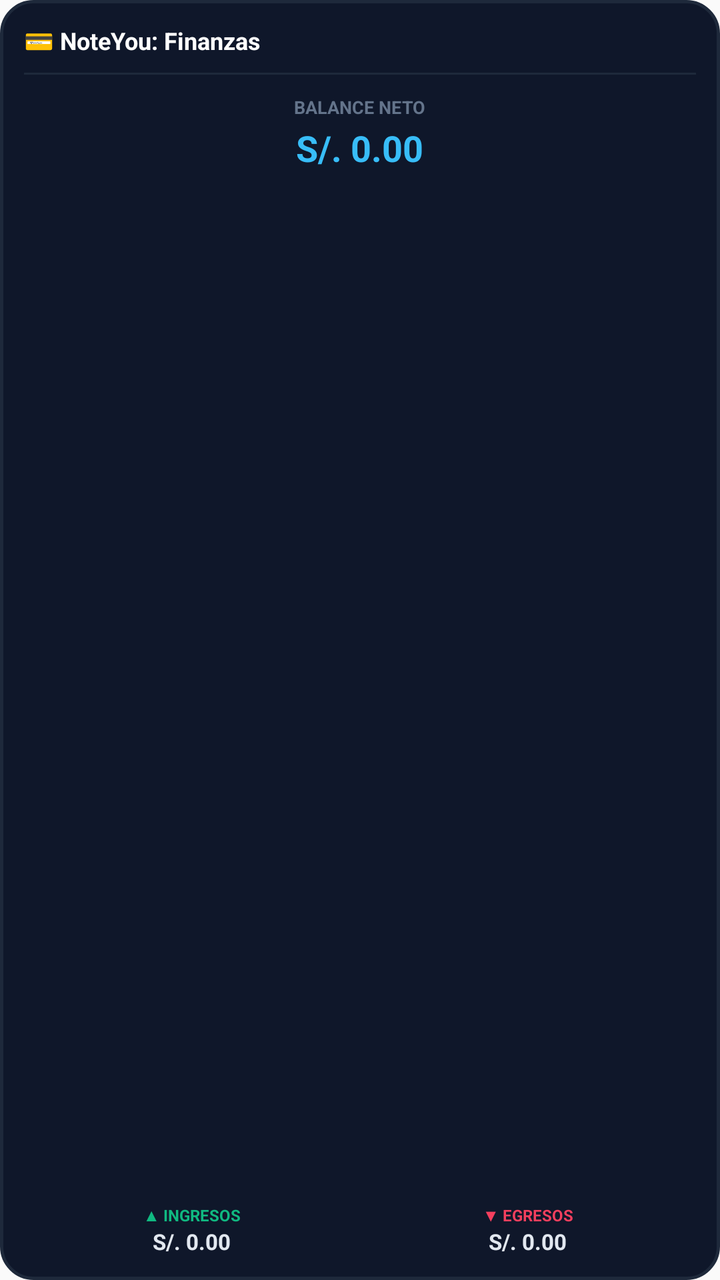
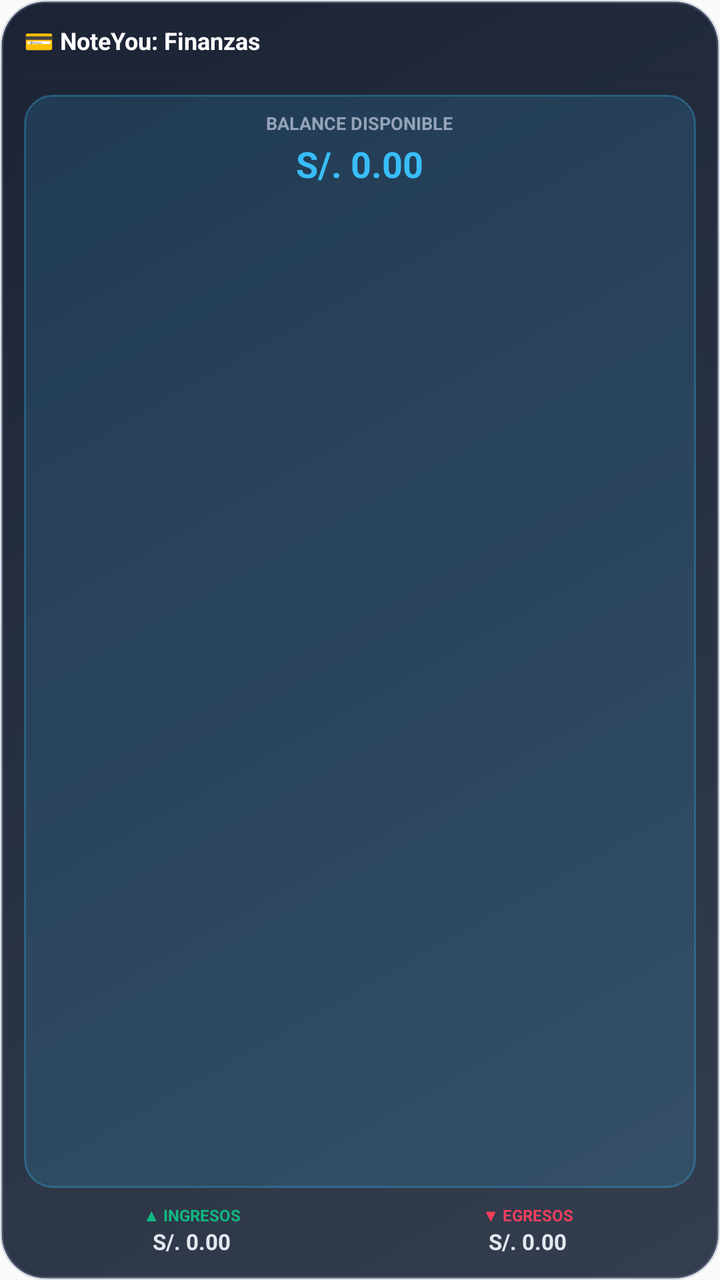

An Android layout rendered at two revisions. The XML below is the earlier revision; the diff shows what the commit changed to produce the second picture.
<!-- AndroidManifest.xml: application theme AppTheme -->
<!-- res/layout/widget_expenses.xml -->
<?xml version="1.0" encoding="utf-8"?>
<LinearLayout xmlns:android="http://schemas.android.com/apk/res/android"
    android:layout_width="match_parent"
    android:layout_height="match_parent"
    android:background="@drawable/widget_bg"
    android:orientation="vertical"
    android:padding="12dp">

    
    <TextView
        android:layout_width="match_parent"
        android:layout_height="wrap_content"
        android:text="💳 NoteYou: Finanzas"
        android:textColor="#ffffff"
        android:textSize="12sp"
        android:textStyle="bold"
        android:layout_marginBottom="8dp" />

    
    <ImageView
        android:layout_width="match_parent"
        android:layout_height="1dp"
        android:background="#1e293b"
        android:layout_marginBottom="10dp" />

    
    <LinearLayout
        android:layout_width="match_parent"
        android:layout_height="wrap_content"
        android:orientation="vertical"
        android:gravity="center_horizontal"
        android:layout_weight="1"
        android:layout_marginBottom="6dp">

        <TextView
            android:layout_width="wrap_content"
            android:layout_height="wrap_content"
            android:text="BALANCE NETO"
            android:textColor="#64748b"
            android:textSize="9sp"
            android:textStyle="bold" />

        <TextView
            android:id="@+id/widget_expenses_balance"
            android:layout_width="wrap_content"
            android:layout_height="wrap_content"
            android:text="S/. 0.00"
            android:textColor="#38bdf8"
            android:textSize="18sp"
            android:textStyle="bold"
            android:layout_marginTop="2dp" />
    </LinearLayout>

    
    <LinearLayout
        android:layout_width="match_parent"
        android:layout_height="wrap_content"
        android:orientation="horizontal"
        android:weightSum="2">

        
        <LinearLayout
            android:layout_width="0dp"
            android:layout_height="wrap_content"
            android:layout_weight="1"
            android:orientation="vertical"
            android:gravity="center_horizontal">

            <TextView
                android:layout_width="wrap_content"
                android:layout_height="wrap_content"
                android:text="▲ INGRESOS"
                android:textColor="#10b981"
                android:textSize="8sp"
                android:textStyle="bold" />

            <TextView
                android:id="@+id/widget_expenses_income"
                android:layout_width="wrap_content"
                android:layout_height="wrap_content"
                android:text="S/. 0.00"
                android:textColor="#e2e8f0"
                android:textSize="11sp"
                android:textStyle="bold" />
        </LinearLayout>

        
        <LinearLayout
            android:layout_width="0dp"
            android:layout_height="wrap_content"
            android:layout_weight="1"
            android:orientation="vertical"
            android:gravity="center_horizontal">

            <TextView
                android:layout_width="wrap_content"
                android:layout_height="wrap_content"
                android:text="▼ EGRESOS"
                android:textColor="#f43f5e"
                android:textSize="8sp"
                android:textStyle="bold" />

            <TextView
                android:id="@+id/widget_expenses_expenses"
                android:layout_width="wrap_content"
                android:layout_height="wrap_content"
                android:text="S/. 0.00"
                android:textColor="#e2e8f0"
                android:textSize="11sp"
                android:textStyle="bold" />
        </LinearLayout>

    </LinearLayout>

</LinearLayout>
<!-- resources referenced by this layout -->
<resources>
  <!-- drawable widget_bg (drawable) -->
  <?xml version="1.0" encoding="utf-8"?>
  <shape xmlns:android="http://schemas.android.com/apk/res/android"
      android:shape="rectangle">
      
      <solid android:color="#0f172a" />
      <corners android:radius="16dp" />
      <stroke
          android:width="1.5dp"
          android:color="#1e293b" />
  </shape>
  <style name="AppTheme" parent="Theme.AppCompat.Light.DarkActionBar">
          
          <item name="colorPrimary">@color/colorPrimary</item>
          <item name="colorPrimaryDark">@color/colorPrimaryDark</item>
          <item name="colorAccent">@color/colorAccent</item>
      </style>
</resources>

<!-- the commit's change to res/layout/widget_expenses.xml (unified diff, before → after) -->
@@ -29,14 +29,17 @@
         android:layout_height="wrap_content"
         android:orientation="vertical"
         android:gravity="center_horizontal"
+        android:background="@drawable/widget_kpi_card_bg"
+        android:paddingVertical="8dp"
+        android:paddingHorizontal="12dp"
         android:layout_weight="1"
-        android:layout_marginBottom="6dp">
+        android:layout_marginBottom="8dp">
 
         <TextView
             android:layout_width="wrap_content"
             android:layout_height="wrap_content"
-            android:text="BALANCE NETO"
-            android:textColor="#64748b"
+            android:text="BALANCE DISPONIBLE"
+            android:textColor="#94a3b8"
             android:textSize="9sp"
             android:textStyle="bold" />
 
<!-- resource entries referenced after the edit -->
@@ -4,12 +4,25 @@
   <?xml version="1.0" encoding="utf-8"?>
   <shape xmlns:android="http://schemas.android.com/apk/res/android"
       android:shape="rectangle">
-      
-      <solid android:color="#0f172a" />
-      <corners android:radius="16dp" />
+      <gradient
+          android:angle="135"
+          android:startColor="#E61e293b"
+          android:endColor="#F20f172a"
+          android:type="linear" />
+      <corners android:radius="22dp" />
       <stroke
           android:width="1.5dp"
-          android:color="#1e293b" />
+          android:color="#4D94a3b8" />
+  </shape>
+  <!-- drawable widget_kpi_card_bg (drawable) -->
+  <?xml version="1.0" encoding="utf-8"?>
+  <shape xmlns:android="http://schemas.android.com/apk/res/android"
+      android:shape="rectangle">
+      <solid android:color="#2638bdf8" />
+      <corners android:radius="14dp" />
+      <stroke
+          android:width="1dp"
+          android:color="#4D38bdf8" />
   </shape>
   <style name="AppTheme" parent="Theme.AppCompat.Light.DarkActionBar">
           
